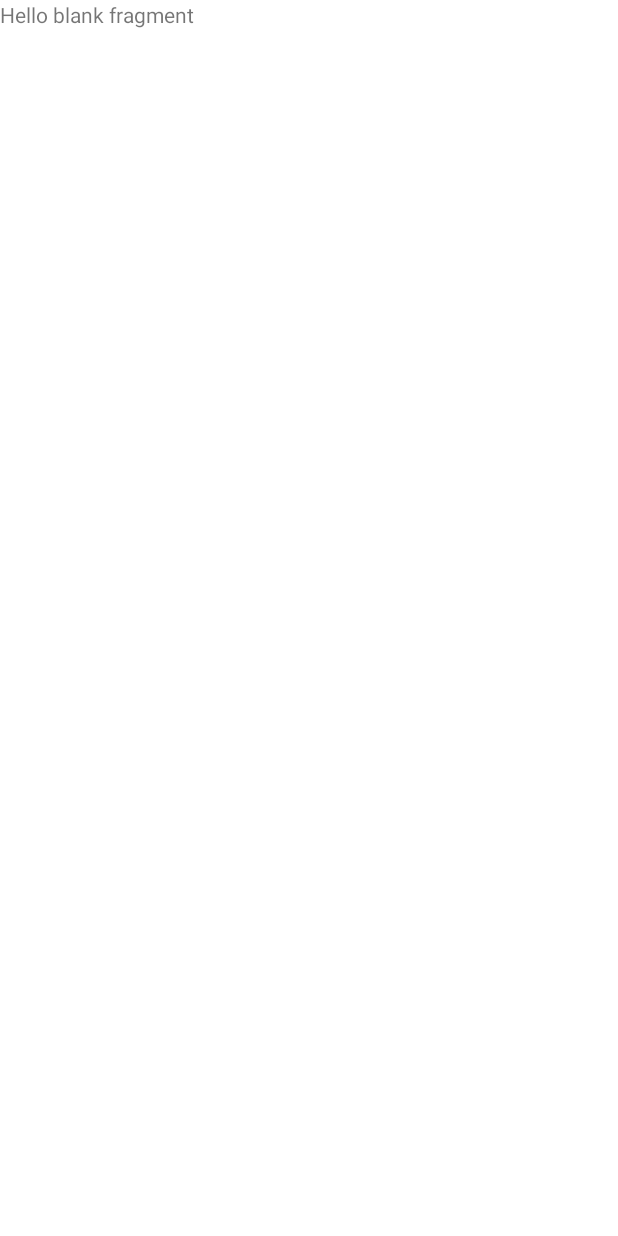
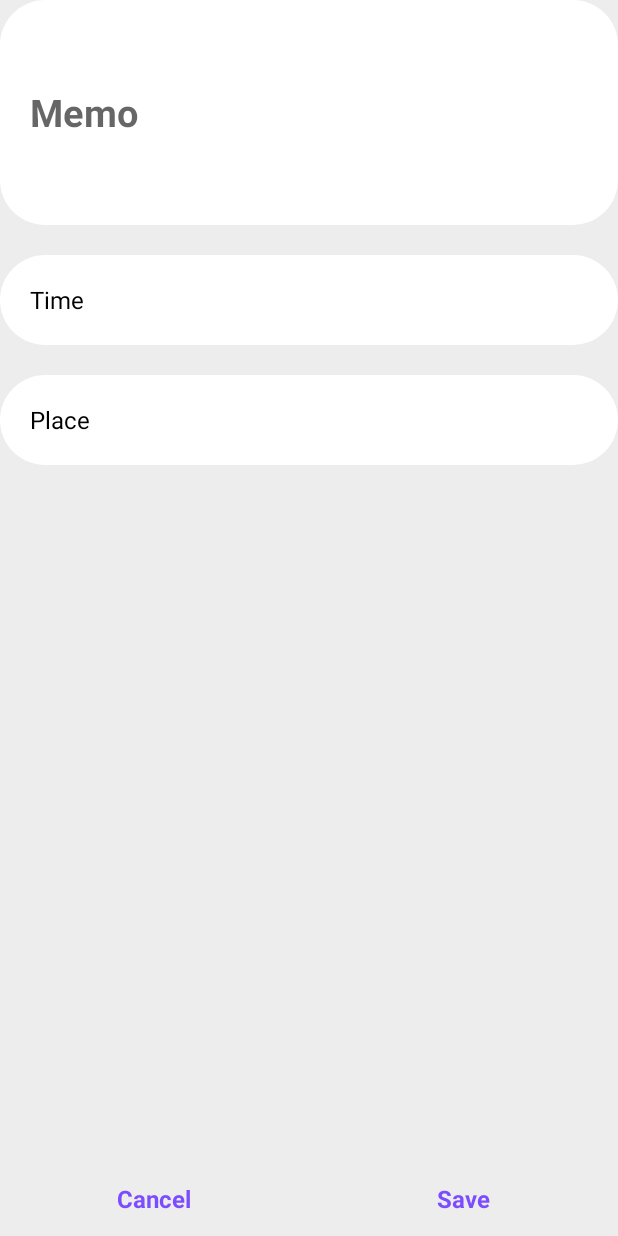
Before and after one commit to DipeshSingh1772/Reminder, an Android app: the AddFragment screen opened through its navigation route, on a phone screen of 412 x 824 dp. Before the commit the screen is almost empty. Run offline under Robolectric (Android 15) with nearby library versions, the light colour scheme and no system bars.

Commit message:
memo add page desing added

```diff
--- a/app/src/main/java/com/example/reminder/MainFragment.kt
+++ b/app/src/main/java/com/example/reminder/MainFragment.kt
@@ -5,6 +5,7 @@ import androidx.fragment.app.Fragment
 import android.view.LayoutInflater
 import android.view.View
 import android.view.ViewGroup
+import androidx.navigation.fragment.findNavController
 import com.example.reminder.databinding.FragmentMainBinding
 
 class MainFragment : Fragment() {
@@ -22,4 +23,14 @@ class MainFragment : Fragment() {
         return binding.root
     }
 
+    override fun onViewCreated(view: View, savedInstanceState: Bundle?) {
+        super.onViewCreated(view, savedInstanceState)
+
+        _binding?.addBtn?.setOnClickListener {
+
+            findNavController().navigate(R.id.action_mainFragment_to_addFragment)
+        }
+
+    }
+
 }
--- /dev/null
+++ b/app/src/main/res/drawable/addtext_background_format.xml
@@ -0,0 +1,9 @@
+<?xml version="1.0" encoding="utf-8"?>
+<shape xmlns:android="http://schemas.android.com/apk/res/android">
+
+    <solid
+        android:color="@color/white"/>
+    <corners
+        android:radius="30dp"/>
+
+</shape>
--- a/app/src/main/res/layout/fragment_add.xml
+++ b/app/src/main/res/layout/fragment_add.xml
@@ -1,14 +1,97 @@
 <?xml version="1.0" encoding="utf-8"?>
-<FrameLayout xmlns:android="http://schemas.android.com/apk/res/android"
+<androidx.constraintlayout.widget.ConstraintLayout xmlns:android="http://schemas.android.com/apk/res/android"
+    xmlns:app="http://schemas.android.com/apk/res-auto"
     xmlns:tools="http://schemas.android.com/tools"
     android:layout_width="match_parent"
     android:layout_height="match_parent"
-    tools:context=".AddFragment">
+    tools:context=".AddFragment"
+    android:background="#EDEDED"
+    android:backgroundTint="#EDEDED">
 
-    <!-- TODO: Update blank fragment layout -->
-    <TextView
+    <LinearLayout
+        android:id="@+id/linearLayout"
         android:layout_width="match_parent"
         android:layout_height="match_parent"
-        android:text="@string/hello_blank_fragment" />
+        android:orientation="vertical">
 
-</FrameLayout>
+        <LinearLayout
+            android:layout_width="match_parent"
+            android:layout_height="150dp">
+
+            <EditText
+                android:layout_width="match_parent"
+                android:layout_height="match_parent"
+                android:background="@drawable/addtext_background_format"
+                android:hint="Memo"
+                android:paddingLeft="20dp"
+                android:textSize="25sp"
+                android:textStyle="bold" />
+
+        </LinearLayout>
+
+        <LinearLayout
+            android:layout_width="match_parent"
+            android:layout_height="60dp"
+            android:layout_marginTop="20dp">
+
+            <TextView
+                android:layout_width="match_parent"
+                android:layout_height="match_parent"
+                android:background="@drawable/addtext_background_format"
+                android:gravity="left|center"
+                android:paddingLeft="20dp"
+                android:text="Time"
+                android:textColor="@color/black"
+                android:textSize="16sp" />
+
+        </LinearLayout>
+
+        <LinearLayout
+            android:layout_width="match_parent"
+            android:layout_height="60dp"
+            android:layout_marginTop="20dp">
+
+            <TextView
+                android:layout_width="match_parent"
+                android:layout_height="match_parent"
+                android:background="@drawable/addtext_background_format"
+                android:gravity="left|center"
+                android:paddingLeft="20dp"
+                android:text="Place"
+                android:textColor="@color/black"
+                android:textSize="16sp" />
+
+        </LinearLayout>
+
+    </LinearLayout>
+
+    <LinearLayout
+        android:layout_width="match_parent"
+        android:layout_height="50dp"
+        android:orientation="horizontal"
+        app:layout_constraintBottom_toBottomOf="parent">
+
+        <TextView
+            android:layout_width="0dp"
+            android:layout_height="match_parent"
+            android:layout_weight="1"
+            android:gravity="center"
+            android:text="Cancel"
+            android:textSize="16sp"
+            android:textStyle="bold"
+            android:textColor="#7C4DFF" />
+
+        <TextView
+            android:layout_width="0dp"
+            android:layout_height="match_parent"
+            android:layout_weight="1"
+            android:gravity="center"
+            android:text="Save"
+            android:textSize="16sp"
+            android:textStyle="bold"
+            android:textColor="#7C4DFF"  />
+
+    </LinearLayout>
+
+
+</androidx.constraintlayout.widget.ConstraintLayout>
--- a/app/src/main/res/layout/fragment_main.xml
+++ b/app/src/main/res/layout/fragment_main.xml
@@ -33,6 +33,7 @@
             android:orientation="horizontal">
 
             <ImageView
+                android:id="@+id/add_btn"
                 android:layout_width="25dp"
                 android:layout_height="match_parent"
                 android:layout_marginRight="10dp"
@@ -64,7 +65,8 @@
 
         <androidx.recyclerview.widget.RecyclerView
             android:layout_width="match_parent"
-            android:layout_height="match_parent" />
+            android:layout_height="match_parent"
+            tools:listitem="@layout/recyclerview_format"/>
 
 
     </LinearLayout>
--- /dev/null
+++ b/app/src/main/res/layout/recyclerview_format.xml
@@ -0,0 +1,25 @@
+<?xml version="1.0" encoding="utf-8"?>
+<LinearLayout xmlns:android="http://schemas.android.com/apk/res/android"
+    xmlns:app="http://schemas.android.com/apk/res-auto"
+    xmlns:tools="http://schemas.android.com/tools"
+    android:layout_width="match_parent"
+    android:layout_height="80dp"
+    android:orientation="vertical">
+
+    <TextView
+        android:layout_width="match_parent"
+        android:layout_height="match_parent"
+        android:text="what to do"
+        android:textStyle="bold"
+        android:gravity="left|center"
+        android:padding="20dp"
+        android:textSize="17sp"/>
+
+    <LinearLayout
+        android:layout_width="match_parent"
+        android:layout_height="2dp"
+        android:background="@color/black"
+        android:backgroundTint="@color/black"/>
+
+
+</LinearLayout>
--- a/app/src/main/res/navigation/main_navigation.xml
+++ b/app/src/main/res/navigation/main_navigation.xml
@@ -9,7 +9,16 @@
         android:id="@+id/mainFragment"
         android:name="com.example.reminder.MainFragment"
         android:label="fragment_main"
-        tools:layout="@layout/fragment_main" />
+        tools:layout="@layout/fragment_main" >
+        <action
+            android:id="@+id/action_mainFragment_to_addFragment"
+            app:destination="@id/addFragment"
+            app:popUpTo="@id/mainFragment" />
+        <action
+            android:id="@+id/action_mainFragment_to_editFragment"
+            app:destination="@id/editFragment"
+            app:popUpTo="@id/mainFragment" />
+    </fragment>
     <fragment
         android:id="@+id/addFragment"
         android:name="com.example.reminder.AddFragment"
```
